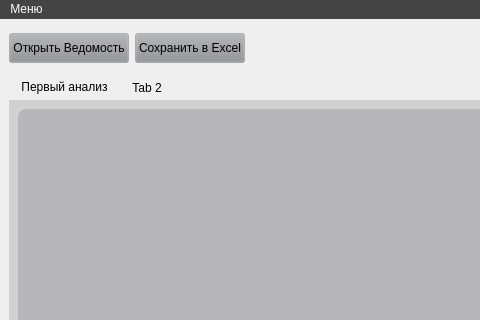
First picture: the form in form.ui, repository Bors1k/property-analysis-system, before the edit; both pictures show x 0 to 480 and y 0 to 320 of the 777 by 580 pixel window.
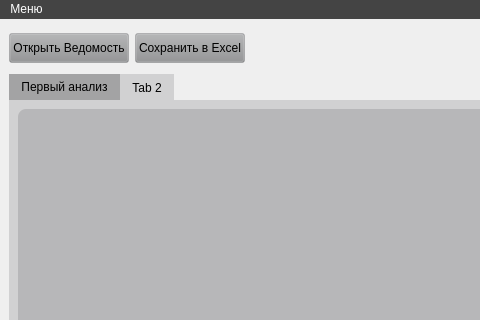
Second picture: the form after the edit. Icons and pictures are not drawn.

What changed in the file:
```diff
--- a/form.ui
+++ b/form.ui
@@ -130,7 +130,10 @@
 border:0;
 background-color: rgba(143, 144, 146, 80)
 }
-.QTabBar::tab{background: transparent;}</string>
+.QTableCornerButton::section{background-color: rgba(143, 144, 146, 100);}
+
+.QTabBar::tab{background: transparent; background-color: rgba(143, 144, 146, 80);}
+.QTabBar::tab::selected{background: transparent; background-color: rgba(113, 113, 115,155);}</string>
         </property>
         <property name="currentIndex">
          <number>0</number>
```
